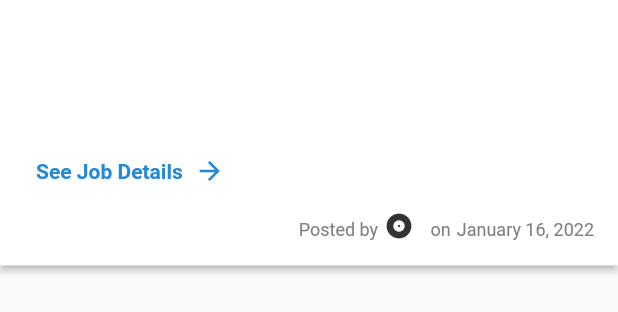
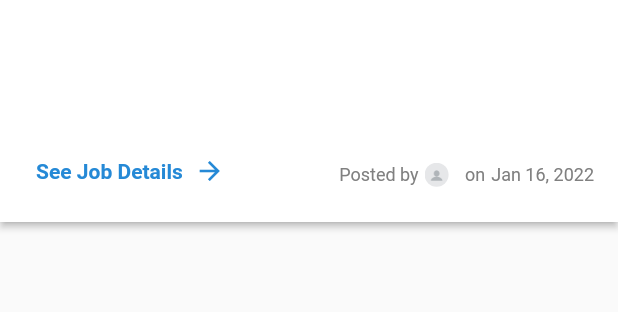
Before and after one commit to PC-Chair-Fight/project-frontend, a Flutter app: the JobCard widget shown alone on an empty page, opened directly with empty values, on a phone screen of 412 x 824 dp. Shown: the top 312 px of the screen. Run offline on Flutter 3.47's test engine with Material 2 defaults, Android fonts, the phone set to English and light mode, and no system bars; our stand-ins replace another_flushbar, dio, font_awesome_flutter, get_it, image_picker, shared_preferences; accounts and stored records are empty; network calls fail.

Commit message:
Random fixes

```diff
--- a/lib/modules/auth/widgets/register.widget.dart
+++ b/lib/modules/auth/widgets/register.widget.dart
@@ -222,8 +222,8 @@ class _RegisterState extends State<Register> {
               _selectedDate,
               passwordController.value.text)
           .whenComplete(() {
-        Navigator.pushNamedAndRemoveUntil(
-            context, MainWrapperScreen.route, (route) => route.isFirst);
+        Navigator.pushNamedAndRemoveUntil(context, MainWrapperScreen.route,
+                (Route? route) => route == null);
         showAppFlushbar(context,
             message: authProvider.error?.toString() ??
                 S.of(context).RegisterScreen_success,
--- a/lib/modules/job/models/bid.model.dart
+++ b/lib/modules/job/models/bid.model.dart
@@ -11,7 +11,11 @@ class Bid {
       : id = json['id'],
         sum = (json['sum'] as num).toDouble(),
         worker =
-            json.containsKey('worker') ? Worker.fromJson(json['worker']) : null;
+            json['worker'] != null ? Worker.fromJson(json['worker']) : null;
 
-  Map<String, dynamic> toJson() => {'id': id, 'sum': sum, 'worker': worker};
+  Map<String, dynamic> toJson() => {
+        'id': id,
+        'sum': sum,
+        'worker': worker?.toJson(),
+      };
 }
--- a/lib/modules/job/models/job.model.dart
+++ b/lib/modules/job/models/job.model.dart
@@ -25,13 +25,12 @@ class Job {
       : id = json['id'],
         name = json['name'],
         description = json['description'],
-        images = (json['images'] as List? ?? [])
-            .map((e) => e.toString())
-            .toList(),
+        images =
+            (json['images'] as List? ?? []).map((e) => e.toString()).toList(),
         bids = (json['bids'] as List? ?? [])
             .map((json) => Bid.fromJson(json))
             .toList(),
-        user = json.containsKey('user') ? User.fromJson(json['user']) : null,
+        user = json['user'] != null ? User.fromJson(json['user']) : null,
         postDate = DateTime.parse(json['postDate'] as String),
         done = json['done'];
 
@@ -40,7 +39,8 @@ class Job {
         'name': name,
         'description': description,
         'images': images,
-        'bids': bids.map((b) => b.toJson()),
+        'bids': bids.map((b) => b.toJson()).toList(),
+        'user': user?.toJson(),
         'postDate': postDate?.toIso8601String(),
         'done': done
       };
--- a/lib/modules/job/providers/job_sort.provider.dart
+++ b/lib/modules/job/providers/job_sort.provider.dart
@@ -4,7 +4,7 @@ import 'package:project/modules/job/models/job_order_field.enum.dart';
 
 class JobSortProvider extends AppProvider {
   JobOrderField _sortOrderField = JobOrderField.PostDate;
-  bool _ascending = true;
+  bool _ascending = false;
 
   JobOrderField get sortOrderField => _sortOrderField;
 
--- a/lib/modules/job/providers/jobs.provider.dart
+++ b/lib/modules/job/providers/jobs.provider.dart
@@ -93,10 +93,9 @@ class JobsProvider extends AppProvider {
     String description,
     List<Uint8List> images,
   ) async {
-    _addLoading = false;
+    _addLoading = true;
     _addError = null;
     notify('addJob', notificationType: NotificationType.Start);
-
     try {
       final createdJob = await _jobService.createJob(name, description, images);
       _addLoading = false;
--- a/lib/modules/job/widgets/job_card.widget.dart
+++ b/lib/modules/job/widgets/job_card.widget.dart
@@ -8,15 +8,11 @@ import 'package:project/modules/job/models/bid.model.dart';
 import 'package:project/modules/job/models/job.model.dart';
 import 'package:project/modules/job/screens/job_details.screen.dart';
 import 'package:project/modules/job/widgets/bidder_card.widget.dart';
+import 'package:project/modules/shared/utils/authenticated_network_image.utils.dart';
 import 'package:project/modules/user/models/user.model.dart';
 import 'package:project/modules/worker/models/worker.model.dart';
 
 class JobCard extends StatelessWidget {
-  static const String fillerText =
-      'Lorem ipsum dolor sit amet, consectetur adipiscing elit. '
-      'Fusce rhoncus urna ut ex rutrum convallis. Suspendisse potenti. Vivamus nisl ipsum, '
-      'ornare non sodales nec, tincidunt eu eros. Nam sollicitudin ante ligula. ';
-
   final bool roundEdges;
   final Job job;
 
@@ -34,13 +30,13 @@ class JobCard extends StatelessWidget {
           crossAxisAlignment: CrossAxisAlignment.start,
           children: [
             Text(
-              job.name ?? 'Job Title',
+              job.name ?? '',
               style: ThemeConfig.of(context).headline6,
               textAlign: TextAlign.start,
             ),
             Container(
               child: Text(
-                job.description ?? fillerText,
+                job.description ?? '',
                 style: ThemeConfig.of(context).body1,
                 overflow: TextOverflow.ellipsis,
                 maxLines: 2,
@@ -53,7 +49,7 @@ class JobCard extends StatelessWidget {
                   ...job.bids.take(2).map(
                         (bid) => Expanded(
                           child: BidderCardWidget(
-                            position: 1,
+                            position: job.bids.indexOf(bid) + 1,
                             bid: Bid(
                               id: bid.id,
                               sum: bid.sum,
@@ -75,11 +71,14 @@ class JobCard extends StatelessWidget {
                     ))
                     .toList()),
             SizedBox(height: ThemeConfig.of(context).smallSpacing),
+            Row(
+              mainAxisAlignment: MainAxisAlignment.spaceBetween,
+              children: [
                 TextButton(
                   onPressed: () => Navigator.pushNamed(
                     context,
                     JobDetailsScreen.route,
-                arguments: job.id, // TODO current job id
+                    arguments: job.id,
                   ),
                   child: Row(
                     mainAxisSize: MainAxisSize.min,
@@ -90,22 +89,33 @@ class JobCard extends StatelessWidget {
                     ],
                   ),
                 ),
-            SizedBox(height: ThemeConfig.of(context).smallSpacing),
                 Row(
-              mainAxisAlignment: MainAxisAlignment.end,
+                  crossAxisAlignment: CrossAxisAlignment.end,
                   children: [
                     Text(
                       S.of(context).JobCard_postedBy,
                       style: ThemeConfig.of(context).caption,
                     ),
                     SizedBox(width: ThemeConfig.of(context).smallestSpacing),
-                Icon(Icons.album),
+                    SizedBox(
+                      height: 16,
+                      width: 16,
+                      child: ClipOval(
+                        child: Image(
+                            image: (job.user?.profilePicture == null
+                                ? AssetImage(
+                                    'assets/images/placeholder/blank-profile-picture.png')
+                                : authNetworkImage(
+                                    context,
+                                    job.user!
+                                        .profilePicture!)) as ImageProvider),
+                      ),
+                    ),
                     SizedBox(width: ThemeConfig.of(context).smallestSpacing),
                     Text(
                       "${job.user?.firstName ?? ''} ${job.user?.lastName ?? ''}",
-                  style: ThemeConfig.of(context)
-                      .caption
-                      .copyWith(color: ThemeConfig.of(context).primaryColor),
+                      style: ThemeConfig.of(context).caption.copyWith(
+                          color: ThemeConfig.of(context).primaryColor),
                     ),
                     SizedBox(width: ThemeConfig.of(context).smallestSpacing),
                     Text(
@@ -114,9 +124,11 @@ class JobCard extends StatelessWidget {
                     ),
                     SizedBox(width: ThemeConfig.of(context).smallestSpacing),
                     Text(
-                  DateFormat.yMMMMd().format(job.postDate!),
+                      DateFormat.yMMMd().format(job.postDate!),
                       style: ThemeConfig.of(context).caption,
                     )
+                  ],
+                ),
               ],
             )
           ],
--- a/lib/modules/user/models/user.model.dart
+++ b/lib/modules/user/models/user.model.dart
@@ -19,7 +19,7 @@ class User {
       : id = json['id'],
         firstName = json['firstName'],
         lastName = json['lastName'],
-        dateOfBirth = json.containsKey('dateOfBirth')
+        dateOfBirth = json['dateOfBirth'] != null
             ? DateTime.parse(json['dateOfBirth'])
             : null,
         email = json['email'],
--- a/lib/modules/worker/models/worker.model.dart
+++ b/lib/modules/worker/models/worker.model.dart
@@ -8,7 +8,7 @@ class Worker {
 
   Worker.fromJson(Map<String, dynamic> json)
       : user = json.containsKey('user') ? User.fromJson(json['user']) : null,
-        workerSince = json.containsKey('workerSince')
+        workerSince = json['workerSince'] != null
             ? DateTime.parse(json['workerSince'])
             : null;
 
```
Also changed, not shown: lib/modules/auth/widgets/login.widget.dart (+2 -12 lines), lib/modules/job/screens/job_details.screen.dart (+7 -1 lines), lib/modules/job/widgets/create_job.widget.dart (+28 -22 lines), lib/modules/job/widgets/job_details.widget.dart (+8 -4 lines), 1 other file. Lines whose indentation alone changed are shown as unchanged.
